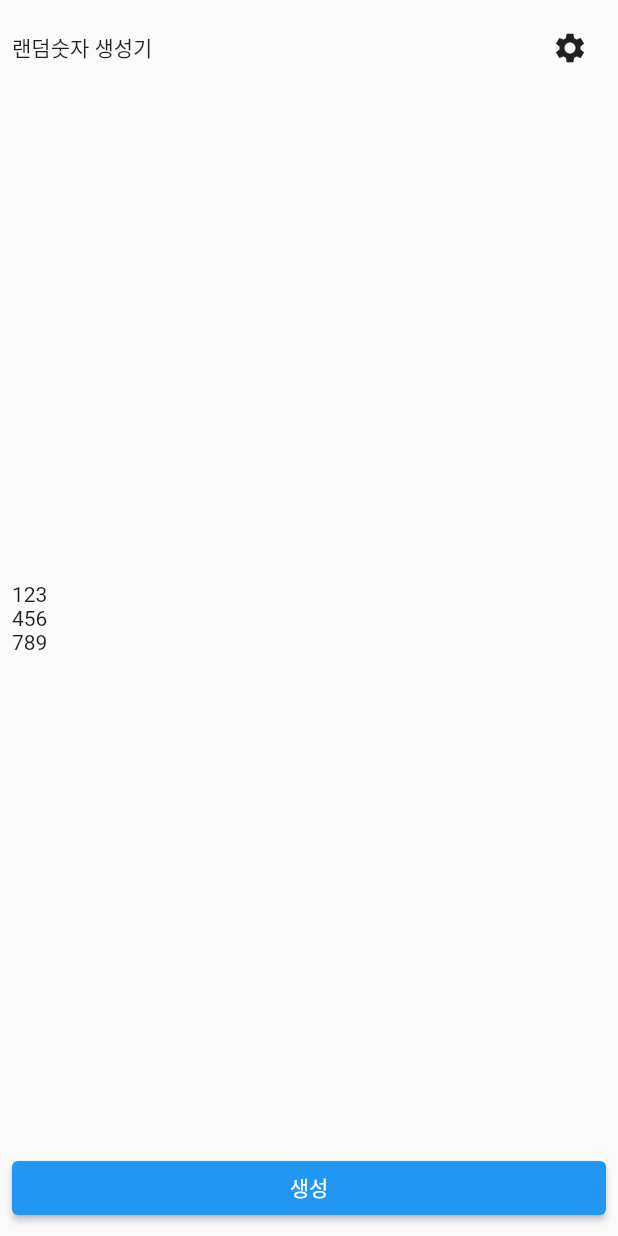
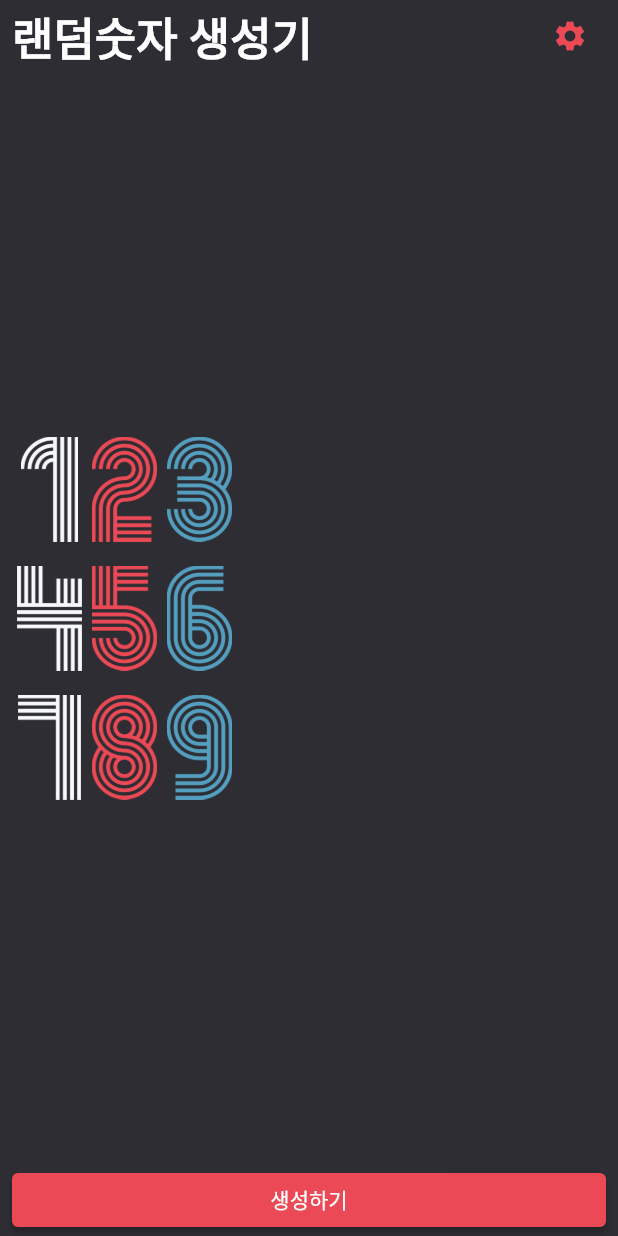
Before and after one commit to projectbinbin/random_number_generator_1122, a Flutter app: the screen it shows after launch, on a phone screen of 412 x 824 dp. Run offline on Flutter 3.47's test engine with Material 2 defaults, Android fonts, the phone set to English and light mode, and no system bars.

Commit message:
조건에 맞게 padding 적용하기

```diff
--- a/lib/constant/color.dart
+++ b/lib/constant/color.dart
@@ -2,3 +2,4 @@ import 'package:flutter/cupertino.dart';
 
 const Color PRIMARY_COLOR = Color(0xFF2D2D33);
 const Color RED_COLOR = Color(0xFFEA4955);
+const Color BLUE_COLOR = Color(0xFF549FBF);
--- a/lib/main.dart
+++ b/lib/main.dart
@@ -4,6 +4,7 @@ import 'package:random_number_generator1121/screen/home_screen.dart';
 void main() {
   runApp(
     const MaterialApp(
+      debugShowCheckedModeBanner: false,
       home: HomeScreen(),
     ),
   );
--- a/lib/screen/home_screen.dart
+++ b/lib/screen/home_screen.dart
@@ -1,4 +1,5 @@
 import 'package:flutter/material.dart';
+import 'package:random_number_generator1121/constant/color.dart';
 
 class HomeScreen extends StatefulWidget {
   const HomeScreen({Key? key}) : super(key: key);
@@ -11,18 +12,29 @@ class _HomeScreenState extends State<HomeScreen> {
   @override
   Widget build(BuildContext context) {
     return Scaffold(
+      backgroundColor: PRIMARY_COLOR,
       body: SafeArea(
         child: Padding(
-          padding: const EdgeInsets.all(8.0),
+          padding: const EdgeInsets.symmetric(horizontal: 8.0),
           child: Column(
             children: [
               Row(
                 mainAxisAlignment: MainAxisAlignment.spaceBetween,
                 children: [
-                  Text('랜덤숫자 생성기'),
+                  Text(
+                    '랜덤숫자 생성기',
+                    style: TextStyle(
+                      color: Colors.white,
+                      fontSize: 30.0,
+                      fontWeight: FontWeight.w700,
+                    ),
+                  ),
                   IconButton(
                     onPressed: () {},
-                    icon: Icon(Icons.settings),
+                    icon: Icon(
+                      Icons.settings,
+                      color: RED_COLOR,
+                    ),
                   ),
                 ],
               ),
@@ -30,21 +42,41 @@ class _HomeScreenState extends State<HomeScreen> {
                 child: SizedBox(
                   width: double.infinity,
                   child: Column(
-                    mainAxisAlignment: MainAxisAlignment.center,
-                    crossAxisAlignment: CrossAxisAlignment.start,
-                    children: [
-                      Text('123'),
-                      Text('456'),
-                      Text('789'),
-                    ],
-                  ),
+                      mainAxisAlignment: MainAxisAlignment.center,
+                      crossAxisAlignment: CrossAxisAlignment.start,
+                      children: [123, 456, 789]
+                          .asMap()
+                          .entries
+                          .map(
+                            (x) => Padding(
+                              padding: EdgeInsets.only(
+                                  bottom: x.key == 2 ? 0 : 16.0),
+                              child: Row(
+                                children: x.value
+                                    .toString()
+                                    .split('')
+                                    .map(
+                                      (y) => Image.asset(
+                                        'asset/img/$y.png',
+                                        height: 70.0,
+                                        width: 50.0,
+                                      ),
+                                    )
+                                    .toList(),
+                              ),
+                            ),
+                          )
+                          .toList()),
                 ),
               ),
               SizedBox(
                 width: double.infinity,
                 child: ElevatedButton(
+                  style: ElevatedButton.styleFrom(
+                    backgroundColor: RED_COLOR,
+                  ),
                   onPressed: () {},
-                  child: Text('생성'),
+                  child: Text('생성하기'),
                 ),
               ),
             ],
```
